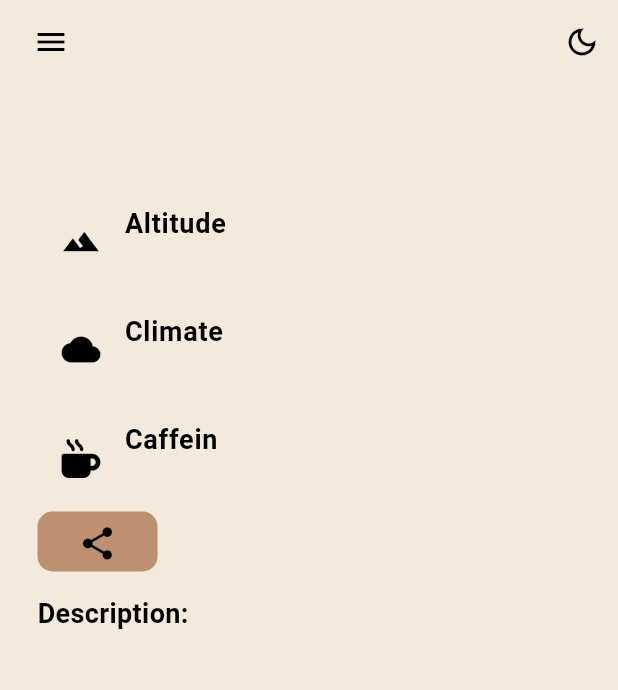
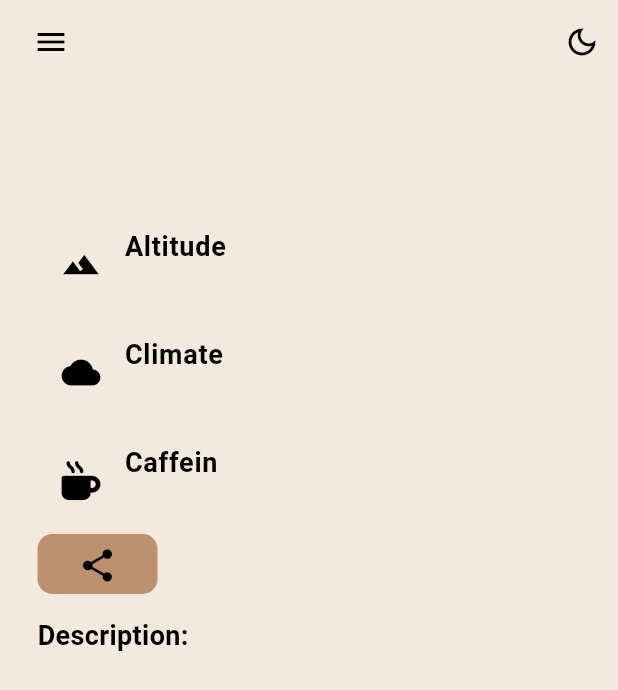
Before and after one commit to qbinh1423/coffee_app, a Flutter app: the BeanDetails screen opened directly with empty values, on a phone screen of 412 x 824 dp. Shown: the top 690 px of the screen. Run offline on Flutter 3.47's test engine with Material 3 defaults, Android fonts, the phone set to English and light mode, and no system bars; our stand-ins replace flutter_dotenv, flutter_spinkit, font_awesome_flutter, google_fonts, image_picker, multi_select_flutter and 4 more; accounts and stored records are empty; network calls fail.

Commit message:
Update details

```diff
--- a/lib/ui/user/pages/details/beanDetails.dart
+++ b/lib/ui/user/pages/details/beanDetails.dart
@@ -128,7 +128,8 @@ class _BeanDetailsState extends State<BeanDetails> {
         children: [
           Expanded(
             child: Padding(
-              padding: const EdgeInsets.symmetric(horizontal: 25.0),
+              padding:
+                  const EdgeInsets.symmetric(horizontal: 25.0, vertical: 15.0),
               child: ListView(
                 children: [
                   GestureDetector(
--- a/lib/ui/user/pages/details/brewingToolDetails.dart
+++ b/lib/ui/user/pages/details/brewingToolDetails.dart
@@ -129,7 +129,8 @@ class _BrewingToolDetailsState extends State<BrewingToolDetails> {
         children: [
           Expanded(
             child: Padding(
-              padding: const EdgeInsets.symmetric(horizontal: 25.0),
+              padding:
+                  const EdgeInsets.symmetric(horizontal: 25.0, vertical: 15.0),
               child: ListView(
                 children: [
                   GestureDetector(
--- a/lib/ui/user/pages/details/drinkDetails.dart
+++ b/lib/ui/user/pages/details/drinkDetails.dart
@@ -132,7 +132,8 @@ class _DrinkDetailsState extends State<DrinkDetails> {
         children: [
           Expanded(
             child: Padding(
-              padding: const EdgeInsets.symmetric(horizontal: 25.0),
+              padding:
+                  const EdgeInsets.symmetric(horizontal: 25.0, vertical: 15.0),
               child: ListView(
                 children: [
                   GestureDetector(
```
